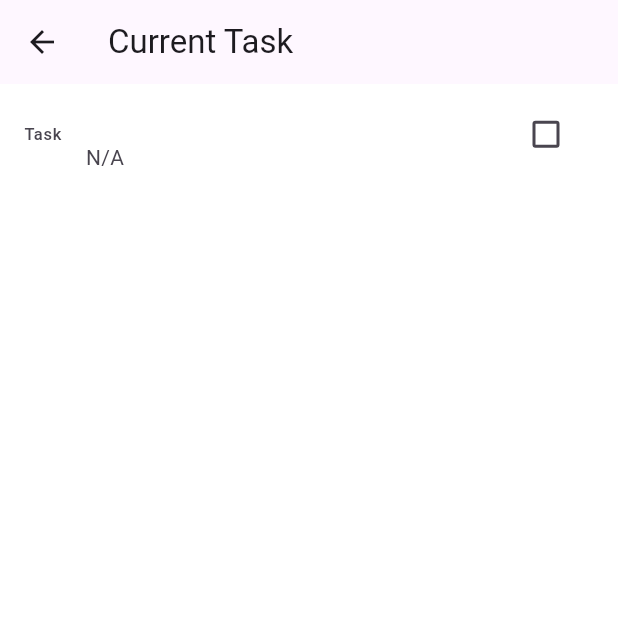
After one commit to MikeAfegbua/todo_app, a Flutter app: the SingleTaskScreen screen opened directly, on a phone screen of 412 x 824 dp, the top half of it. The commit adds this screen. Run offline on Flutter 3.47's test engine with Material 3 defaults, Android fonts, the phone set to English and light mode, and no system bars; our stand-ins replace dio.

Commit message:
feat: add delete todo and get single api todo

```diff
--- /dev/null
+++ b/lib/screens/single_task_screen.dart
@@ -0,0 +1,78 @@
+import 'package:flutter/material.dart';
+import 'package:provider/provider.dart';
+
+import '../view_model/task_provider.dart';
+
+class SingleTaskScreen extends StatefulWidget {
+  const SingleTaskScreen({super.key});
+
+  @override
+  State<SingleTaskScreen> createState() => _SingleTaskScreenState();
+}
+
+class _SingleTaskScreenState extends State<SingleTaskScreen> {
+  @override
+  Widget build(BuildContext context) {
+    final taskProviderRef = context.watch<TaskProvider>();
+
+    return Scaffold(
+      backgroundColor: Colors.white,
+      appBar: AppBar(
+        title: const Text(
+          'Current Task',
+        ),
+      ),
+      body: ListView(
+        children: [
+          Center(
+            child: ListTile(
+              leading: const Text(
+                'Task',
+              ),
+              title: Text(
+                taskProviderRef.singleTodo?.title ?? '',
+                style: TextStyle(
+                  decoration: (taskProviderRef.singleTodo?.isCompleted ?? false)
+                      ? TextDecoration.lineThrough
+                      : null,
+                  fontSize: 20,
+                ),
+              ),
+              subtitle: Text(
+                taskProviderRef.singleTodo?.description ?? 'N/A',
+                style: TextStyle(
+                  decoration: (taskProviderRef.singleTodo?.isCompleted ?? false)
+                      ? TextDecoration.lineThrough
+                      : null,
+                ),
+              ),
+              trailing: Checkbox(
+                activeColor: Colors.lightBlueAccent,
+                value: (taskProviderRef.singleTodo?.isCompleted ?? false),
+                onChanged: (value) {
+                  taskProviderRef.updateTodo(
+                    id: taskProviderRef.singleTodo?.id ?? '',
+                    title: taskProviderRef.singleTodo?.title ?? '',
+                    description: taskProviderRef.singleTodo?.description ?? '',
+                    isCompleted: value ?? false,
+                    context: context,
+                  );
+                },
+              ),
+              onLongPress: () {
+                taskProviderRef.deleteTodoById(
+                  id: taskProviderRef.singleTodo?.id ?? '',
+                  context: context,
+                );
+
+                Future.delayed(const Duration(seconds: 3), () {
+                  Navigator.of(context).pop();
+                });
+              },
+            ),
+          )
+        ],
+      ),
+    );
+  }
+}
```
Also changed, not shown: lib/core/crud_dio_api.dart (+48 -0 lines), lib/screens/add_tasks_screen.dart (+7 -3 lines), lib/screens/tasks_screen.dart (+20 -1 lines), lib/view_model/task_provider.dart (+58 -1 lines).
